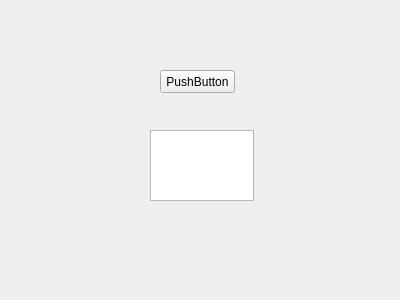
This is py36_practise/短信/postinfo.ui in hillar1988/mypython as Qt 5 draws it before an edit. The edited form follows.
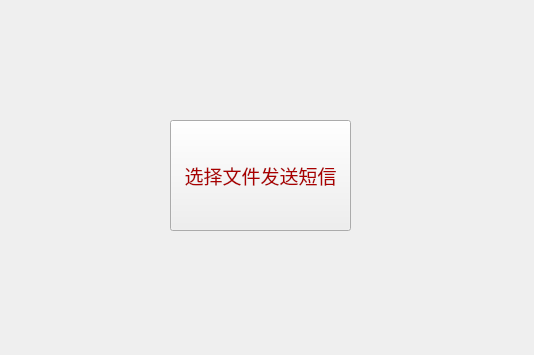
This is the edited form.

```diff
--- a/py36_practise/短信/postinfo.ui
+++ b/py36_practise/短信/postinfo.ui
@@ -6,8 +6,8 @@
    <rect>
     <x>0</x>
     <y>0</y>
-    <width>400</width>
-    <height>300</height>
+    <width>534</width>
+    <height>355</height>
    </rect>
   </property>
   <property name="windowTitle">
@@ -16,24 +16,39 @@
   <widget class="QPushButton" name="pushButton">
    <property name="geometry">
     <rect>
-     <x>160</x>
-     <y>70</y>
-     <width>75</width>
-     <height>23</height>
+     <x>170</x>
+     <y>120</y>
+     <width>181</width>
+     <height>111</height>
     </rect>
    </property>
+   <property name="minimumSize">
+    <size>
+     <width>181</width>
+     <height>0</height>
+    </size>
+   </property>
+   <property name="maximumSize">
+    <size>
+     <width>181</width>
+     <height>16777215</height>
+    </size>
+   </property>
+   <property name="font">
+    <font>
+     <family>Adobe 仿宋 Std R</family>
+     <pointsize>14</pointsize>
+     <weight>9</weight>
+     <italic>false</italic>
+     <bold>false</bold>
+    </font>
+   </property>
+   <property name="styleSheet">
+    <string notr="true">color: rgb(170, 0, 0);
+font: 75 14pt &quot;Adobe 仿宋 Std R&quot;;</string>
+   </property>
    <property name="text">
-    <string>PushButton</string>
-   </property>
-  </widget>
-  <widget class="QTextEdit" name="textEdit">
-   <property name="geometry">
-    <rect>
-     <x>150</x>
-     <y>130</y>
-     <width>104</width>
-     <height>71</height>
-    </rect>
+    <string>选择文件发送短信</string>
    </property>
   </widget>
  </widget>
```
Left out of the diff: 19 changed lines with no effect on the pictures.
